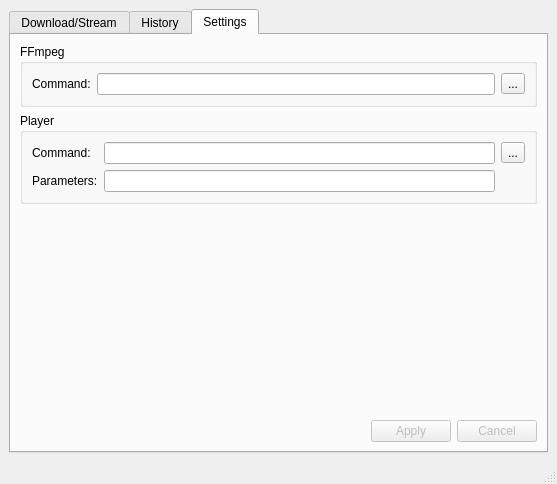
Old version of the form forms/qt_mainwindow_form.ui in the repository mownli/ytdl-qt.
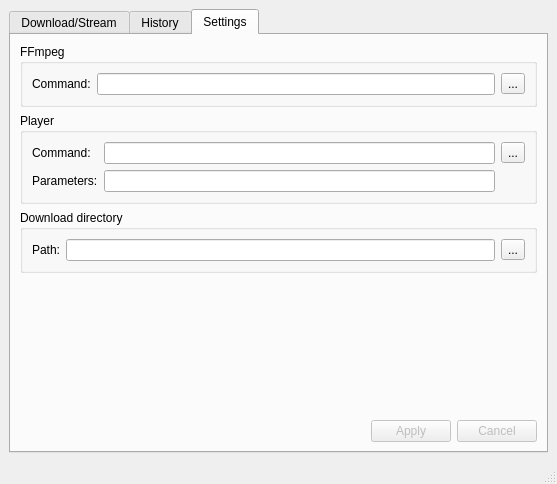
New version of the form. The open tabs and pages were chosen to show the change.

Commit message: added download directory choice

Diff of the .ui file:
```diff
--- a/forms/qt_mainwindow_form.ui
+++ b/forms/qt_mainwindow_form.ui
@@ -346,6 +346,36 @@
           </layout>
          </widget>
         </item>
+        <item>
+         <widget class="QGroupBox" name="groupBox_2">
+          <property name="title">
+           <string>Download directory</string>
+          </property>
+          <layout class="QGridLayout" name="gridLayout_6">
+           <item row="0" column="0">
+            <widget class="QLabel" name="label_5">
+             <property name="text">
+              <string>Path:</string>
+             </property>
+            </widget>
+           </item>
+           <item row="0" column="1">
+            <widget class="QLineEdit" name="downloadDirEdit">
+             <property name="clearButtonEnabled">
+              <bool>true</bool>
+             </property>
+            </widget>
+           </item>
+           <item row="0" column="2">
+            <widget class="QToolButton" name="downloadDirButton">
+             <property name="text">
+              <string>...</string>
+             </property>
+            </widget>
+           </item>
+          </layout>
+         </widget>
+        </item>
         <item>
          <spacer name="verticalSpacer">
           <property name="orientation">
```
The commit also changes 8 other files.
